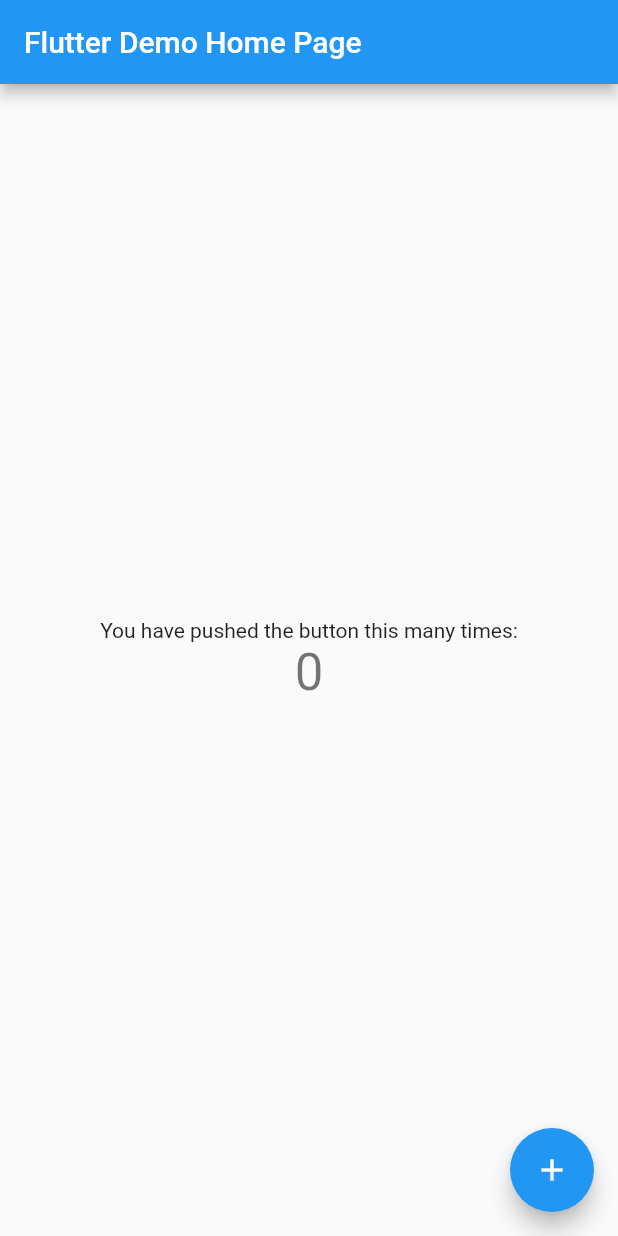
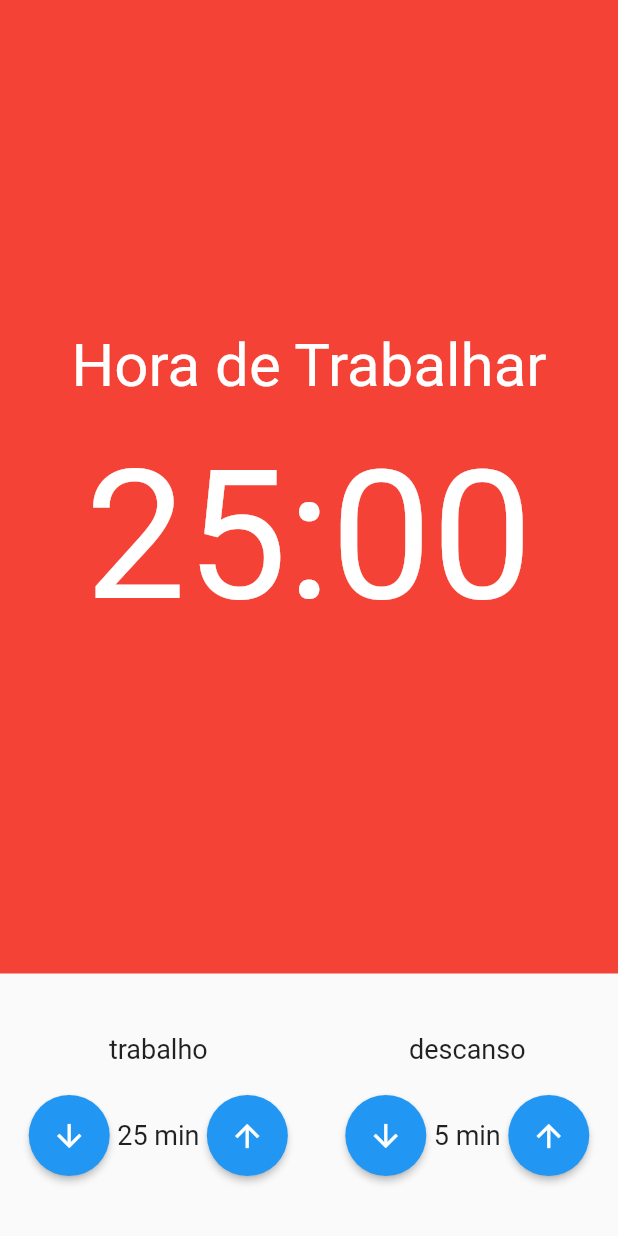
Before and after one commit to jfcbxp/flutter-curso-mobx, a Flutter app: the screen it shows after launch, on a phone screen of 412 x 824 dp. Run offline on Flutter 3.47's test engine with Material 2 defaults, Android fonts, the phone set to English and light mode, and no system bars; our stand-ins replace mobx; generated files the repository leaves out were written again.

Commit message:
adicionado pagina principal

```diff
--- /dev/null
+++ b/lib/components/cronometro.dart
@@ -0,0 +1,30 @@
+import 'package:flutter/material.dart';
+import 'package:flutter/src/widgets/container.dart';
+import 'package:flutter/src/widgets/framework.dart';
+
+class Cronometro extends StatelessWidget {
+  const Cronometro({super.key});
+
+  @override
+  Widget build(BuildContext context) {
+    return Container(
+      color: Colors.red,
+      child: Column(
+          mainAxisAlignment: MainAxisAlignment.center,
+          crossAxisAlignment: CrossAxisAlignment.center,
+          children: [
+            Text(
+              'Hora de Trabalhar',
+              style: TextStyle(fontSize: 40, color: Colors.white),
+            ),
+            SizedBox(
+              height: 20,
+            ),
+            Text(
+              '25:00',
+              style: TextStyle(fontSize: 120, color: Colors.white),
+            )
+          ]),
+    );
+  }
+}
--- /dev/null
+++ b/lib/components/entrada_tempo.dart
@@ -0,0 +1,53 @@
+import 'package:flutter/cupertino.dart';
+import 'package:flutter/material.dart';
+import 'package:flutter/src/widgets/container.dart';
+import 'package:flutter/src/widgets/framework.dart';
+
+class EntradaTempo extends StatelessWidget {
+  final String titulo;
+  final int valor;
+
+  const EntradaTempo({required this.valor, required this.titulo, super.key});
+
+  @override
+  Widget build(BuildContext context) {
+    return Column(
+      crossAxisAlignment: CrossAxisAlignment.center,
+      children: [
+        Text(this.titulo, style: TextStyle(fontSize: 18)),
+        SizedBox(
+          height: 20,
+        ),
+        Row(
+          mainAxisAlignment: MainAxisAlignment.center,
+          children: [
+            ElevatedButton(
+              onPressed: () {},
+              child: Icon(
+                Icons.arrow_downward,
+                color: Colors.white,
+              ),
+              style: ElevatedButton.styleFrom(
+                  shape: CircleBorder(), padding: EdgeInsets.all(15)),
+            ),
+            Text(
+              '${this.valor} min',
+              style: TextStyle(fontSize: 18),
+            ),
+            ElevatedButton(
+              onPressed: () {},
+              child: Icon(
+                Icons.arrow_upward,
+                color: Colors.white,
+              ),
+              style: ElevatedButton.styleFrom(
+                shape: CircleBorder(),
+                padding: EdgeInsets.all(15),
+              ),
+            )
+          ],
+        ),
+      ],
+    );
+  }
+}
--- a/lib/main.dart
+++ b/lib/main.dart
@@ -1,4 +1,5 @@
 import 'package:flutter/material.dart';
+import 'package:promodoro/pages/promodoro.dart';
 
 void main() {
   runApp(const MyApp());
@@ -7,109 +8,15 @@ void main() {
 class MyApp extends StatelessWidget {
   const MyApp({super.key});
 
-  // This widget is the root of your application.
   @override
   Widget build(BuildContext context) {
     return MaterialApp(
+      debugShowCheckedModeBanner: false,
       title: 'Flutter Demo',
       theme: ThemeData(
-        // This is the theme of your application.
-        //
-        // Try running your application with "flutter run". You'll see the
-        // application has a blue toolbar. Then, without quitting the app, try
-        // changing the primarySwatch below to Colors.green and then invoke
-        // "hot reload" (press "r" in the console where you ran "flutter run",
-        // or simply save your changes to "hot reload" in a Flutter IDE).
-        // Notice that the counter didn't reset back to zero; the application
-        // is not restarted.
         primarySwatch: Colors.blue,
       ),
-      home: const MyHomePage(title: 'Flutter Demo Home Page'),
+      home: const Promodoro(),
     );
   }
 }
-
-class MyHomePage extends StatefulWidget {
-  const MyHomePage({super.key, required this.title});
-
-  // This widget is the home page of your application. It is stateful, meaning
-  // that it has a State object (defined below) that contains fields that affect
-  // how it looks.
-
-  // This class is the configuration for the state. It holds the values (in this
-  // case the title) provided by the parent (in this case the App widget) and
-  // used by the build method of the State. Fields in a Widget subclass are
-  // always marked "final".
-
-  final String title;
-
-  @override
-  State<MyHomePage> createState() => _MyHomePageState();
-}
-
-class _MyHomePageState extends State<MyHomePage> {
-  int _counter = 0;
-
-  void _incrementCounter() {
-    setState(() {
-      // This call to setState tells the Flutter framework that something has
-      // changed in this State, which causes it to rerun the build method below
-      // so that the display can reflect the updated values. If we changed
-      // _counter without calling setState(), then the build method would not be
-      // called again, and so nothing would appear to happen.
-      _counter++;
-    });
-  }
-
-  @override
-  Widget build(BuildContext context) {
-    // This method is rerun every time setState is called, for instance as done
-    // by the _incrementCounter method above.
-    //
-    // The Flutter framework has been optimized to make rerunning build methods
-    // fast, so that you can just rebuild anything that needs updating rather
-    // than having to individually change instances of widgets.
-    return Scaffold(
-      appBar: AppBar(
-        // Here we take the value from the MyHomePage object that was created by
-        // the App.build method, and use it to set our appbar title.
-        title: Text(widget.title),
-      ),
-      body: Center(
-        // Center is a layout widget. It takes a single child and positions it
-        // in the middle of the parent.
-        child: Column(
-          // Column is also a layout widget. It takes a list of children and
-          // arranges them vertically. By default, it sizes itself to fit its
-          // children horizontally, and tries to be as tall as its parent.
-          //
-          // Invoke "debug painting" (press "p" in the console, choose the
-          // "Toggle Debug Paint" action from the Flutter Inspector in Android
-          // Studio, or the "Toggle Debug Paint" command in Visual Studio Code)
-          // to see the wireframe for each widget.
-          //
-          // Column has various properties to control how it sizes itself and
-          // how it positions its children. Here we use mainAxisAlignment to
-          // center the children vertically; the main axis here is the vertical
-          // axis because Columns are vertical (the cross axis would be
-          // horizontal).
-          mainAxisAlignment: MainAxisAlignment.center,
-          children: <Widget>[
-            const Text(
-              'You have pushed the button this many times:',
-            ),
-            Text(
-              '$_counter',
-              style: Theme.of(context).textTheme.headline4,
-            ),
-          ],
-        ),
-      ),
-      floatingActionButton: FloatingActionButton(
-        onPressed: _incrementCounter,
-        tooltip: 'Increment',
-        child: const Icon(Icons.add),
-      ), // This trailing comma makes auto-formatting nicer for build methods.
-    );
-  }
-}
--- /dev/null
+++ b/lib/pages/promodoro.dart
@@ -0,0 +1,26 @@
+import 'package:flutter/material.dart';
+import 'package:promodoro/components/cronometro.dart';
+import 'package:promodoro/components/entrada_tempo.dart';
+
+class Promodoro extends StatelessWidget {
+  const Promodoro({super.key});
+
+  @override
+  Widget build(BuildContext context) {
+    return Scaffold(
+      body: Column(crossAxisAlignment: CrossAxisAlignment.stretch, children: [
+        Expanded(child: Cronometro()),
+        Padding(
+          padding: const EdgeInsets.symmetric(vertical: 40),
+          child: Row(
+            mainAxisAlignment: MainAxisAlignment.spaceAround,
+            children: [
+              EntradaTempo(valor: 25, titulo: 'trabalho'),
+              EntradaTempo(valor: 5, titulo: 'descanso')
+            ],
+          ),
+        )
+      ]),
+    );
+  }
+}
```
